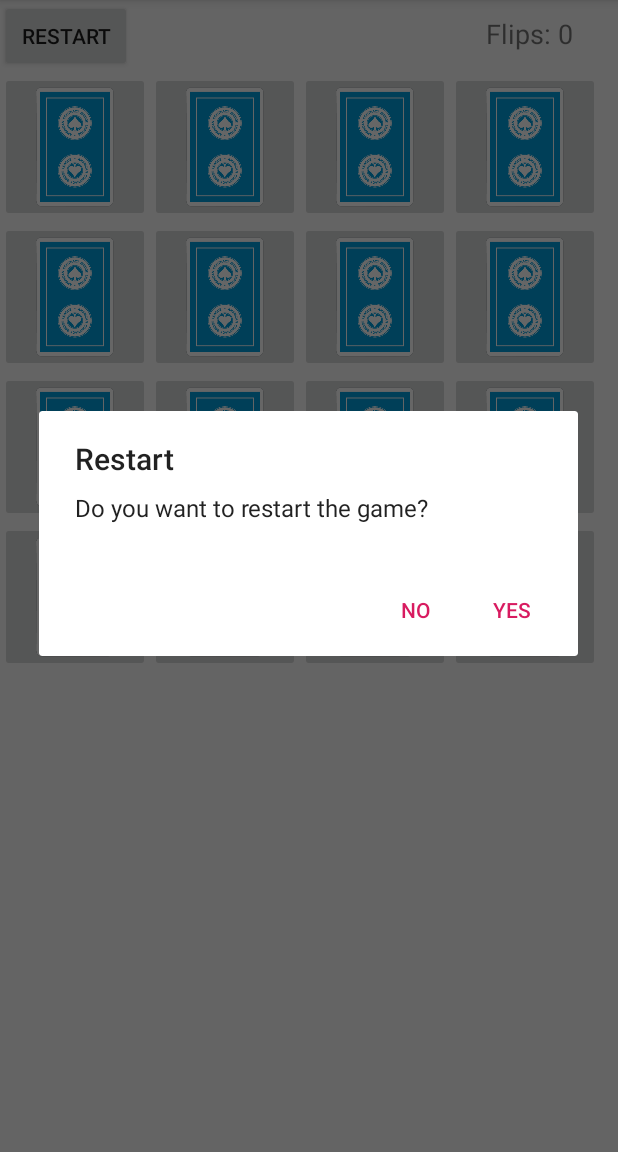
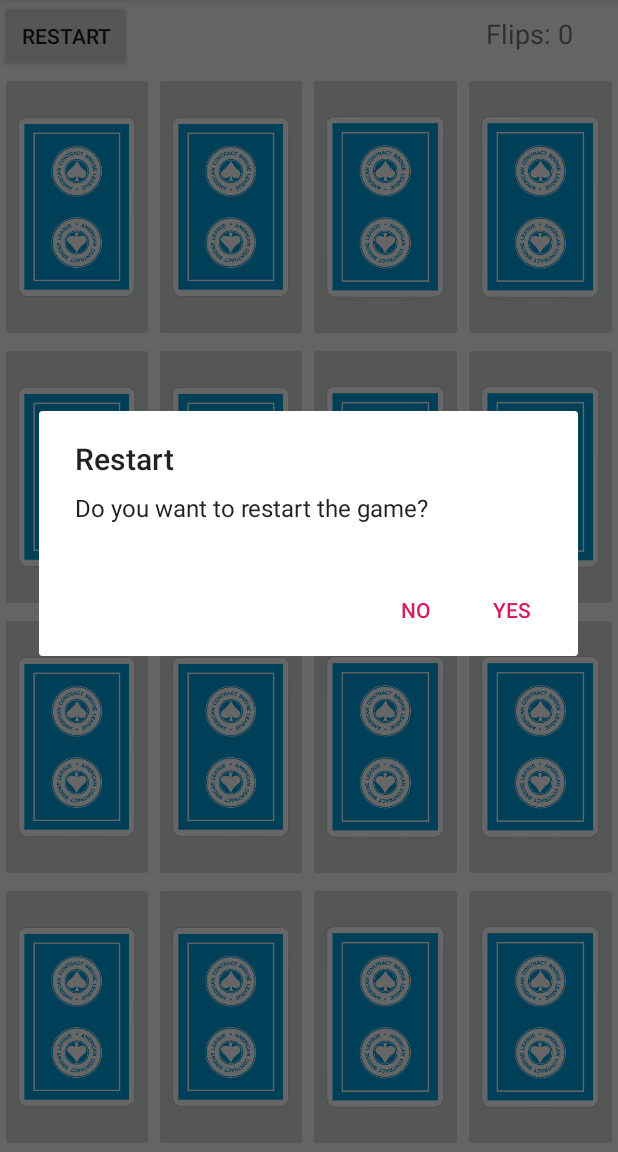
Before and after one commit to scgyong/and_2020, an Android app: the screen it shows after launch (MainActivity), after a tap on "RESTART", on a phone screen of 412 x 824 dp, the part 84-1236 px from its top. Run offline under Robolectric (Android 15) with nearby library versions, the phone set to English and light mode, and no system bars.

Commit message:
same size

```diff
--- a/Pair/app/src/main/res/layout/activity_main.xml
+++ b/Pair/app/src/main/res/layout/activity_main.xml
@@ -31,11 +31,13 @@
     </LinearLayout>
     <LinearLayout
         android:layout_width="match_parent"
-        android:layout_height="100dp"
+        android:layout_height="0dp"
+        android:layout_weight="1"
         android:orientation="horizontal"
         >
         <ImageButton
-            android:layout_width="100dp"
+            android:layout_width="0dp"
+            android:layout_weight="1"
             android:layout_height="match_parent"
             android:id="@+id/b_00"
             android:onClick="onBtnCard"
@@ -43,20 +45,23 @@
             android:scaleType="fitCenter"
             />
         <ImageButton
-            android:layout_width="100dp"
+            android:layout_width="0dp"
+            android:layout_weight="1"
             android:layout_height="match_parent"
             android:id="@+id/b_01"
             android:onClick="onBtnCard"
             android:src="@mipmap/card_as"
             />
         <ImageButton
-            android:layout_width="100dp"
+            android:layout_width="0dp"
+            android:layout_weight="1"
             android:layout_height="match_parent"
             android:id="@+id/b_02"
             android:onClick="onBtnCard"
             />
         <ImageButton
-            android:layout_width="100dp"
+            android:layout_width="0dp"
+            android:layout_weight="1"
             android:layout_height="match_parent"
             android:id="@+id/b_03"
             android:onClick="onBtnCard"
@@ -64,29 +69,34 @@
     </LinearLayout>
     <LinearLayout
         android:layout_width="match_parent"
-        android:layout_height="100dp"
+        android:layout_height="0dp"
+        android:layout_weight="1"
         android:orientation="horizontal"
         >
         <ImageButton
-            android:layout_width="100dp"
+            android:layout_width="0dp"
+            android:layout_weight="1"
             android:layout_height="match_parent"
             android:id="@+id/b_10"
             android:onClick="onBtnCard"
             />
         <ImageButton
-            android:layout_width="100dp"
+            android:layout_width="0dp"
+            android:layout_weight="1"
             android:layout_height="match_parent"
             android:id="@+id/b_11"
             android:onClick="onBtnCard"
             />
         <ImageButton
-            android:layout_width="100dp"
+            android:layout_width="0dp"
+            android:layout_weight="1"
             android:layout_height="match_parent"
             android:id="@+id/b_12"
             android:onClick="onBtnCard"
             />
         <ImageButton
-            android:layout_width="100dp"
+            android:layout_width="0dp"
+            android:layout_weight="1"
             android:layout_height="match_parent"
             android:id="@+id/b_13"
             android:onClick="onBtnCard"
@@ -94,29 +104,34 @@
     </LinearLayout>
     <LinearLayout
         android:layout_width="match_parent"
-        android:layout_height="100dp"
+        android:layout_height="0dp"
+        android:layout_weight="1"
         android:orientation="horizontal"
         >
         <ImageButton
-            android:layout_width="100dp"
+            android:layout_width="0dp"
+            android:layout_weight="1"
             android:layout_height="match_parent"
             android:id="@+id/b_20"
             android:onClick="onBtnCard"
             />
         <ImageButton
-            android:layout_width="100dp"
+            android:layout_width="0dp"
+            android:layout_weight="1"
             android:layout_height="match_parent"
             android:id="@+id/b_21"
             android:onClick="onBtnCard"
             />
         <ImageButton
-            android:layout_width="100dp"
+            android:layout_width="0dp"
+            android:layout_weight="1"
             android:layout_height="match_parent"
             android:id="@+id/b_22"
             android:onClick="onBtnCard"
             />
         <ImageButton
-            android:layout_width="100dp"
+            android:layout_width="0dp"
+            android:layout_weight="1"
             android:layout_height="match_parent"
             android:id="@+id/b_23"
             android:onClick="onBtnCard"
@@ -124,29 +139,34 @@
     </LinearLayout>
     <LinearLayout
         android:layout_width="match_parent"
-        android:layout_height="100dp"
+        android:layout_height="0dp"
+        android:layout_weight="1"
         android:orientation="horizontal"
         >
         <ImageButton
-            android:layout_width="100dp"
+            android:layout_width="0dp"
+            android:layout_weight="1"
             android:layout_height="match_parent"
             android:id="@+id/b_30"
             android:onClick="onBtnCard"
             />
         <ImageButton
-            android:layout_width="100dp"
+            android:layout_width="0dp"
+            android:layout_weight="1"
             android:layout_height="match_parent"
             android:id="@+id/b_31"
             android:onClick="onBtnCard"
             />
         <ImageButton
-            android:layout_width="100dp"
+            android:layout_width="0dp"
+            android:layout_weight="1"
             android:layout_height="match_parent"
             android:id="@+id/b_32"
             android:onClick="onBtnCard"
             />
         <ImageButton
-            android:layout_width="100dp"
+            android:layout_width="0dp"
+            android:layout_weight="1"
             android:layout_height="match_parent"
             android:id="@+id/b_33"
             android:onClick="onBtnCard"
```
